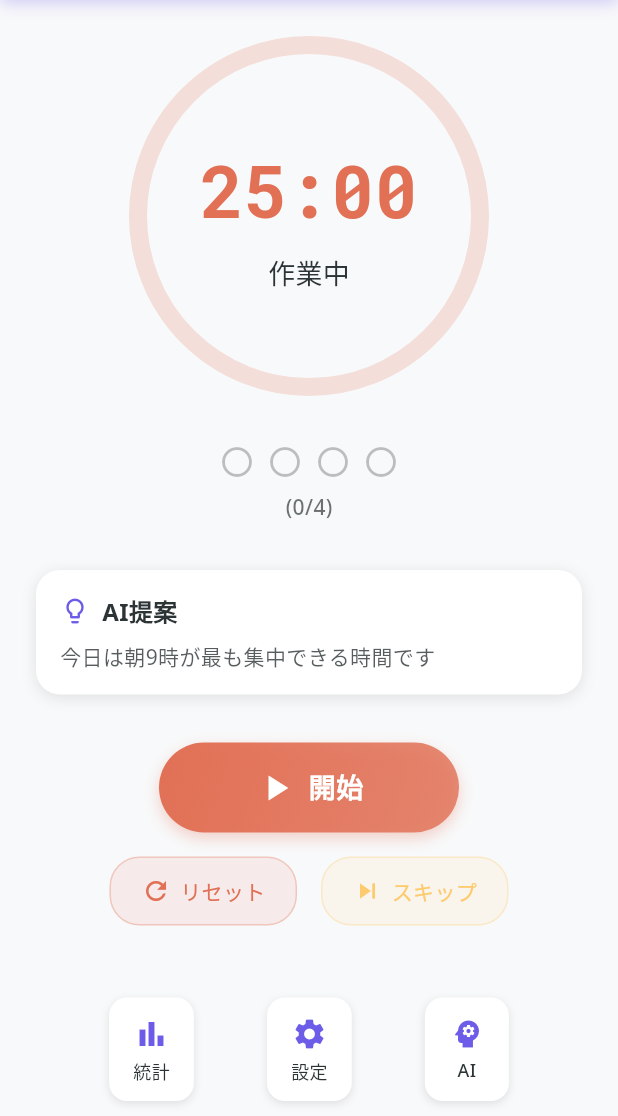
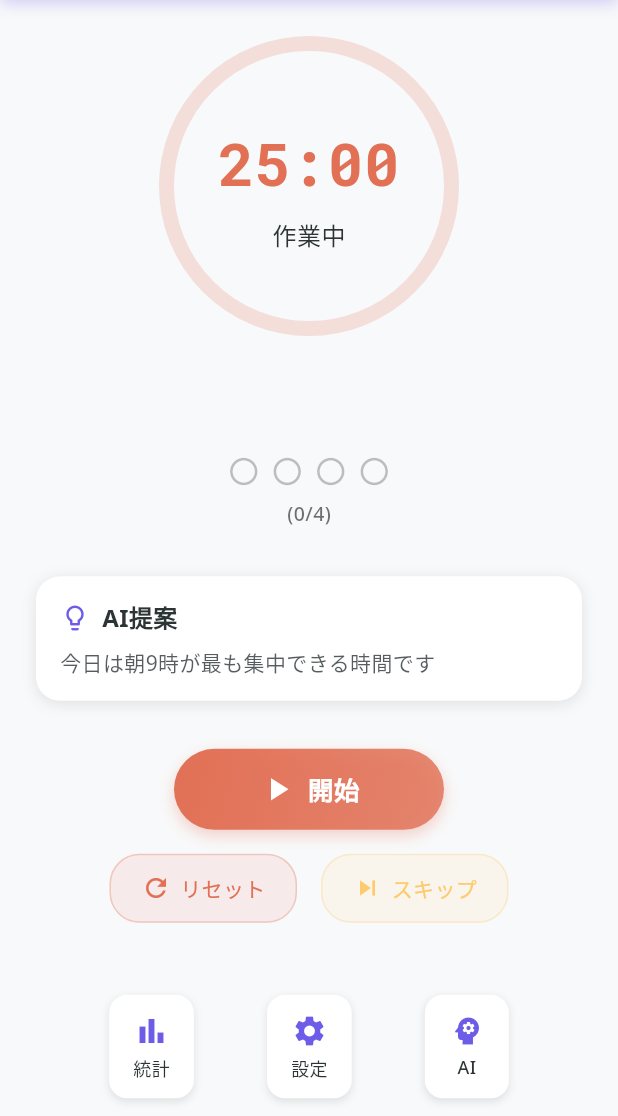
Before and after one commit to jin112343/focustimer, a Flutter app: the screen it shows after launch, on a phone screen of 412 x 824 dp, the part 120-1236 px from its top. Run offline on Flutter 3.47's test engine with Material 3 defaults, Android fonts, the phone set to English and light mode, and no system bars; drawn by our look-alikes of percent_indicator; our stand-ins replace audioplayers, google_fonts, google_generative_ai, shared_preferences, vibration.

Commit message:
no message

```diff
--- a/focus_timer_app/lib/presentation/screens/timer_screen.dart
+++ b/focus_timer_app/lib/presentation/screens/timer_screen.dart
@@ -19,7 +19,15 @@ class TimerScreen extends StatelessWidget {
     return Scaffold(
       backgroundColor: AppColors.backgroundColor,
       body: SafeArea(
-        child: Consumer2<TimerProvider, SettingsProvider>(
+        child: LayoutBuilder(
+          builder: (context, constraints) {
+            final screenWidth = constraints.maxWidth;
+            final screenHeight = constraints.maxHeight;
+            final isSmallScreen = screenWidth < 400;
+            final isMediumScreen = screenWidth >= 400 && screenWidth < 600;
+            final isLargeScreen = screenWidth >= 600;
+
+            return Consumer2<TimerProvider, SettingsProvider>(
               builder: (context, timerProvider, settingsProvider, child) {
                 final state = timerProvider.state;
                 final settings = settingsProvider.settings;
@@ -27,21 +35,38 @@ class TimerScreen extends StatelessWidget {
                 return Column(
                   children: [
                     // ヘッダー
-                _buildHeader(context, state),
+                    _buildHeader(context, state, isSmallScreen),
 
                     Expanded(
+                      child: SingleChildScrollView(
                         child: Padding(
-                    padding: const EdgeInsets.all(24.0),
+                          padding: EdgeInsets.all(isSmallScreen ? 16.0 : 24.0),
+                          child: ConstrainedBox(
+                            constraints: BoxConstraints(
+                              minHeight: screenHeight * 0.7,
+                            ),
                             child: Column(
                               mainAxisAlignment: MainAxisAlignment.center,
                               children: [
                                 // 円形タイマー
-                        CircularTimer(
+                                SizedBox(
+                                  width: isSmallScreen
+                                    ? screenWidth * 0.7
+                                    : isMediumScreen
+                                      ? screenWidth * 0.6
+                                      : screenWidth * 0.5,
+                                  height: isSmallScreen
+                                    ? screenWidth * 0.7
+                                    : isMediumScreen
+                                      ? screenWidth * 0.6
+                                      : screenWidth * 0.5,
+                                  child: CircularTimer(
                                     state: state,
                                     settings: settings,
                                   ),
+                                ),
 
-                        const SizedBox(height: 32),
+                                SizedBox(height: isSmallScreen ? 24 : 32),
 
                                 // ポモドーロカウンター
                                 if (settings.showPomodoroCounter)
@@ -50,13 +75,13 @@ class TimerScreen extends StatelessWidget {
                                     totalPomodoros: 4,
                                   ),
 
-                        const SizedBox(height: 32),
+                                SizedBox(height: isSmallScreen ? 24 : 32),
 
                                 // AI提案カード
                                 if (settings.aiEnabled && settings.aiSuggestionsEnabled)
-                          _buildAIInsightCard(context),
+                                  _buildAIInsightCard(context, isSmallScreen),
 
-                        const SizedBox(height: 32),
+                                SizedBox(height: isSmallScreen ? 24 : 32),
 
                                 // コントロールボタン
                                 ControlButtons(
@@ -68,15 +93,19 @@ class TimerScreen extends StatelessWidget {
                                   onSkip: timerProvider.skipSession,
                                 ),
 
-                        const SizedBox(height: 48),
+                                SizedBox(height: isSmallScreen ? 32 : 48),
 
                                 // ナビゲーション
-                        _buildNavigation(context),
+                                _buildNavigation(context, isSmallScreen),
                               ],
                             ),
                           ),
                         ),
+                      ),
+                    ),
                   ],
+                );
+              },
             );
           },
         ),
@@ -84,9 +113,9 @@ class TimerScreen extends StatelessWidget {
     );
   }
 
-  Widget _buildHeader(BuildContext context, PomodoroState state) {
+  Widget _buildHeader(BuildContext context, PomodoroState state, bool isSmallScreen) {
     return Container(
-      padding: const EdgeInsets.all(16.0),
+      padding: EdgeInsets.all(isSmallScreen ? 12.0 : 16.0),
       decoration: BoxDecoration(
         gradient: AppColors.primaryGradient,
         boxShadow: [
@@ -99,12 +128,12 @@ class TimerScreen extends StatelessWidget {
       ),
       child: Row(
         children: [
-          const Icon(
+          Icon(
             Icons.psychology,
             color: Colors.white,
-            size: 24,
+            size: isSmallScreen ? 20 : 24,
           ),
-          const SizedBox(width: 12),
+          SizedBox(width: isSmallScreen ? 8 : 12),
           Expanded(
             child: Column(
               crossAxisAlignment: CrossAxisAlignment.start,
@@ -112,7 +141,7 @@ class TimerScreen extends StatelessWidget {
                 Text(
                   '🧠 Focus Timer AI',
                   style: GoogleFonts.notoSans(
-                    fontSize: 18,
+                    fontSize: isSmallScreen ? 16 : 18,
                     fontWeight: FontWeight.bold,
                     color: Colors.white,
                   ),
@@ -120,7 +149,7 @@ class TimerScreen extends StatelessWidget {
                 Text(
                   'AI分析中 🔄',
                   style: GoogleFonts.notoSans(
-                    fontSize: 14,
+                    fontSize: isSmallScreen ? 12 : 14,
                     color: Colors.white.withValues(alpha: 0.8),
                   ),
                 ),
@@ -128,7 +157,10 @@ class TimerScreen extends StatelessWidget {
             ),
           ),
           Container(
-            padding: const EdgeInsets.symmetric(horizontal: 12, vertical: 6),
+            padding: EdgeInsets.symmetric(
+              horizontal: isSmallScreen ? 8 : 12,
+              vertical: isSmallScreen ? 4 : 6
+            ),
             decoration: BoxDecoration(
               color: Colors.white.withValues(alpha: 0.2),
               borderRadius: BorderRadius.circular(16),
@@ -136,7 +168,7 @@ class TimerScreen extends StatelessWidget {
             child: Text(
               state.statusText,
               style: GoogleFonts.notoSans(
-                fontSize: 12,
+                fontSize: isSmallScreen ? 10 : 12,
                 color: Colors.white,
                 fontWeight: FontWeight.w500,
               ),
@@ -147,10 +179,10 @@ class TimerScreen extends StatelessWidget {
     );
   }
 
-  Widget _buildAIInsightCard(BuildContext context) {
+  Widget _buildAIInsightCard(BuildContext context, bool isSmallScreen) {
     return Container(
       width: double.infinity,
-      padding: const EdgeInsets.all(16),
+      padding: EdgeInsets.all(isSmallScreen ? 12 : 16),
       decoration: BoxDecoration(
         color: AppColors.cardColor,
         borderRadius: BorderRadius.circular(16),
@@ -167,27 +199,27 @@ class TimerScreen extends StatelessWidget {
         children: [
           Row(
             children: [
-              const Icon(
+              Icon(
                 Icons.lightbulb_outline,
                 color: AppColors.aiPrimaryColor,
-                size: 20,
+                size: isSmallScreen ? 18 : 20,
               ),
-              const SizedBox(width: 8),
+              SizedBox(width: isSmallScreen ? 6 : 8),
               Text(
                 'AI提案',
                 style: GoogleFonts.notoSans(
-                  fontSize: 16,
+                  fontSize: isSmallScreen ? 14 : 16,
                   fontWeight: FontWeight.bold,
                   color: AppColors.textColor,
                 ),
               ),
             ],
           ),
-          const SizedBox(height: 8),
+          SizedBox(height: isSmallScreen ? 6 : 8),
           Text(
             '今日は朝9時が最も集中できる時間です',
             style: GoogleFonts.notoSans(
-              fontSize: 14,
+              fontSize: isSmallScreen ? 12 : 14,
               color: AppColors.textColor.withValues(alpha: 0.8),
             ),
           ),
@@ -196,7 +228,7 @@ class TimerScreen extends StatelessWidget {
     );
   }
 
-  Widget _buildNavigation(BuildContext context) {
+  Widget _buildNavigation(BuildContext context, bool isSmallScreen) {
     return Row(
       mainAxisAlignment: MainAxisAlignment.spaceEvenly,
       children: [
@@ -204,6 +236,7 @@ class TimerScreen extends StatelessWidget {
           context,
           icon: Icons.bar_chart,
           label: '統計',
+          isSmallScreen: isSmallScreen,
           onTap: () {
             // TODO: 統計画面に遷移
           },
@@ -212,6 +245,7 @@ class TimerScreen extends StatelessWidget {
           context,
           icon: Icons.settings,
           label: '設定',
+          isSmallScreen: isSmallScreen,
           onTap: () {
             Navigator.of(context).push(
               MaterialPageRoute(
@@ -224,6 +258,7 @@ class TimerScreen extends StatelessWidget {
           context,
           icon: Icons.psychology,
           label: 'AI',
+          isSmallScreen: isSmallScreen,
           onTap: () {
             Navigator.of(context).push(
               MaterialPageRoute(
@@ -240,12 +275,16 @@ class TimerScreen extends StatelessWidget {
     BuildContext context, {
     required IconData icon,
     required String label,
+    required bool isSmallScreen,
     required VoidCallback onTap,
   }) {
     return GestureDetector(
       onTap: onTap,
       child: Container(
-        padding: const EdgeInsets.symmetric(horizontal: 16, vertical: 12),
+        padding: EdgeInsets.symmetric(
+          horizontal: isSmallScreen ? 12 : 16,
+          vertical: isSmallScreen ? 8 : 12
+        ),
         decoration: BoxDecoration(
           color: AppColors.cardColor,
           borderRadius: BorderRadius.circular(12),
@@ -262,13 +301,13 @@ class TimerScreen extends StatelessWidget {
             Icon(
               icon,
               color: AppColors.primaryColor,
-              size: 24,
+              size: isSmallScreen ? 20 : 24,
             ),
-            const SizedBox(height: 4),
+            SizedBox(height: isSmallScreen ? 2 : 4),
             Text(
               label,
               style: GoogleFonts.notoSans(
-                fontSize: 12,
+                fontSize: isSmallScreen ? 10 : 12,
                 fontWeight: FontWeight.w500,
                 color: AppColors.textColor,
               ),
--- a/focus_timer_app/lib/presentation/widgets/timer/circular_timer.dart
+++ b/focus_timer_app/lib/presentation/widgets/timer/circular_timer.dart
@@ -17,11 +17,22 @@ class CircularTimer extends StatelessWidget {
 
   @override
   Widget build(BuildContext context) {
+    final screenWidth = MediaQuery.of(context).size.width;
+    final isSmallScreen = screenWidth < 400;
+    final isMediumScreen = screenWidth >= 400 && screenWidth < 600;
+
+    // 画面サイズに応じたサイズ調整
+    final radius = isSmallScreen ? 80.0 : isMediumScreen ? 100.0 : 120.0;
+    final lineWidth = isSmallScreen ? 8.0 : isMediumScreen ? 10.0 : 12.0;
+    final timeFontSize = isSmallScreen ? 32.0 : isMediumScreen ? 40.0 : 48.0;
+    final sessionTypeFontSize = isSmallScreen ? 14.0 : isMediumScreen ? 16.0 : 18.0;
+    final centerSpacing = isSmallScreen ? 4.0 : 8.0;
+
     return Column(
       children: [
         CircularPercentIndicator(
-          radius: 120.0,
-          lineWidth: 12.0,
+          radius: radius,
+          lineWidth: lineWidth,
           percent: state.progressPercentage,
           center: Column(
             mainAxisAlignment: MainAxisAlignment.center,
@@ -29,16 +40,16 @@ class CircularTimer extends StatelessWidget {
               Text(
                 state.formattedTime,
                 style: GoogleFonts.robotoMono(
-                  fontSize: 48,
+                  fontSize: timeFontSize,
                   fontWeight: FontWeight.bold,
                   color: state.sessionColor,
                 ),
               ),
-              const SizedBox(height: 8),
+              SizedBox(height: centerSpacing),
               Text(
                 state.sessionTypeText,
                 style: GoogleFonts.notoSans(
-                  fontSize: 18,
+                  fontSize: sessionTypeFontSize,
                   fontWeight: FontWeight.w500,
                   color: AppColors.textColor,
                 ),
--- a/focus_timer_app/lib/presentation/widgets/timer/control_buttons.dart
+++ b/focus_timer_app/lib/presentation/widgets/timer/control_buttons.dart
@@ -23,12 +23,16 @@ class ControlButtons extends StatelessWidget {
 
   @override
   Widget build(BuildContext context) {
+    final screenWidth = MediaQuery.of(context).size.width;
+    final isSmallScreen = screenWidth < 400;
+    final isMediumScreen = screenWidth >= 400 && screenWidth < 600;
+
     return Column(
       children: [
         // メインボタン（開始/一時停止/再開）
-        _buildMainButton(context),
+        _buildMainButton(context, isSmallScreen, isMediumScreen),
 
-        const SizedBox(height: 16),
+        SizedBox(height: isSmallScreen ? 12.0 : 16.0),
 
         // サブボタン（リセット/スキップ）
         Row(
@@ -40,14 +44,16 @@ class ControlButtons extends StatelessWidget {
               label: 'リセット',
               onTap: onReset,
               color: AppColors.errorColor,
+              isSmallScreen: isSmallScreen,
             ),
-            const SizedBox(width: 16),
+            SizedBox(width: isSmallScreen ? 12.0 : 16.0),
             _buildSubButton(
               context,
               icon: Icons.skip_next,
               label: 'スキップ',
               onTap: onSkip,
               color: AppColors.warningColor,
+              isSmallScreen: isSmallScreen,
             ),
           ],
         ),
@@ -55,7 +61,7 @@ class ControlButtons extends StatelessWidget {
     );
   }
 
-  Widget _buildMainButton(BuildContext context) {
+  Widget _buildMainButton(BuildContext context, bool isSmallScreen, bool isMediumScreen) {
     if (state.isInitial) {
       return _buildLargeButton(
         context,
@@ -63,6 +69,8 @@ class ControlButtons extends StatelessWidget {
         label: '開始',
         onTap: onStart,
         color: state.sessionColor,
+        isSmallScreen: isSmallScreen,
+        isMediumScreen: isMediumScreen,
       );
     } else if (state.isRunning) {
       return _buildLargeButton(
@@ -71,6 +79,8 @@ class ControlButtons extends StatelessWidget {
         label: '一時停止',
         onTap: onPause,
         color: state.sessionColor,
+        isSmallScreen: isSmallScreen,
+        isMediumScreen: isMediumScreen,
       );
     } else if (state.isPaused) {
       return _buildLargeButton(
@@ -79,6 +89,8 @@ class ControlButtons extends StatelessWidget {
         label: '再開',
         onTap: onResume,
         color: state.sessionColor,
+        isSmallScreen: isSmallScreen,
+        isMediumScreen: isMediumScreen,
       );
     } else {
       return _buildLargeButton(
@@ -87,6 +99,8 @@ class ControlButtons extends StatelessWidget {
         label: '開始',
         onTap: onStart,
         color: state.sessionColor,
+        isSmallScreen: isSmallScreen,
+        isMediumScreen: isMediumScreen,
       );
     }
   }
@@ -97,19 +111,27 @@ class ControlButtons extends StatelessWidget {
     required String label,
     required VoidCallback onTap,
     required Color color,
+    required bool isSmallScreen,
+    required bool isMediumScreen,
   }) {
+    final buttonWidth = isSmallScreen ? 160.0 : isMediumScreen ? 180.0 : 200.0;
+    final buttonHeight = isSmallScreen ? 48.0 : isMediumScreen ? 54.0 : 60.0;
+    final iconSize = isSmallScreen ? 22.0 : isMediumScreen ? 25.0 : 28.0;
+    final fontSize = isSmallScreen ? 16.0 : isMediumScreen ? 17.0 : 18.0;
+    final borderRadius = isSmallScreen ? 24.0 : isMediumScreen ? 27.0 : 30.0;
+
     return GestureDetector(
       onTap: onTap,
       child: Container(
-        width: 200,
-        height: 60,
+        width: buttonWidth,
+        height: buttonHeight,
         decoration: BoxDecoration(
           gradient: LinearGradient(
             colors: [color, color.withValues(alpha: 0.8)],
             begin: Alignment.topLeft,
             end: Alignment.bottomRight,
           ),
-          borderRadius: BorderRadius.circular(30),
+          borderRadius: BorderRadius.circular(borderRadius),
           boxShadow: [
             BoxShadow(
               color: color.withValues(alpha: 0.3),
@@ -124,13 +146,13 @@ class ControlButtons extends StatelessWidget {
             Icon(
               icon,
               color: Colors.white,
-              size: 28,
+              size: iconSize,
             ),
-            const SizedBox(width: 8),
+            SizedBox(width: isSmallScreen ? 6.0 : 8.0),
             Text(
               label,
               style: GoogleFonts.notoSans(
-                fontSize: 18,
+                fontSize: fontSize,
                 fontWeight: FontWeight.bold,
                 color: Colors.white,
               ),
@@ -147,14 +169,22 @@ class ControlButtons extends StatelessWidget {
     required String label,
     required VoidCallback onTap,
     required Color color,
+    required bool isSmallScreen,
   }) {
+    final padding = isSmallScreen
+      ? const EdgeInsets.symmetric(horizontal: 16, vertical: 10)
+      : const EdgeInsets.symmetric(horizontal: 20, vertical: 12);
+    final iconSize = isSmallScreen ? 18.0 : 20.0;
+    final fontSize = isSmallScreen ? 12.0 : 14.0;
+    final spacing = isSmallScreen ? 4.0 : 6.0;
+
     return GestureDetector(
       onTap: onTap,
       child: Container(
-        padding: const EdgeInsets.symmetric(horizontal: 20, vertical: 12),
+        padding: padding,
         decoration: BoxDecoration(
           color: color.withValues(alpha: 0.1),
-          borderRadius: BorderRadius.circular(20),
+          borderRadius: BorderRadius.circular(isSmallScreen ? 16.0 : 20.0),
           border: Border.all(
             color: color.withValues(alpha: 0.3),
             width: 1,
@@ -166,13 +196,13 @@ class ControlButtons extends StatelessWidget {
             Icon(
               icon,
               color: color,
-              size: 20,
+              size: iconSize,
             ),
-            const SizedBox(width: 6),
+            SizedBox(width: spacing),
             Text(
               label,
               style: GoogleFonts.notoSans(
-                fontSize: 14,
+                fontSize: fontSize,
                 fontWeight: FontWeight.w500,
                 color: color,
               ),
--- a/focus_timer_app/lib/presentation/widgets/timer/pomodoro_counter.dart
+++ b/focus_timer_app/lib/presentation/widgets/timer/pomodoro_counter.dart
@@ -14,6 +14,15 @@ class PomodoroCounter extends StatelessWidget {
 
   @override
   Widget build(BuildContext context) {
+    final screenWidth = MediaQuery.of(context).size.width;
+    final isSmallScreen = screenWidth < 400;
+    final isMediumScreen = screenWidth >= 400 && screenWidth < 600;
+
+    final iconSize = isSmallScreen ? 20.0 : isMediumScreen ? 22.0 : 24.0;
+    final fontSize = isSmallScreen ? 12.0 : isMediumScreen ? 13.0 : 14.0;
+    final margin = isSmallScreen ? 3.0 : isMediumScreen ? 3.5 : 4.0;
+    final spacing = isSmallScreen ? 6.0 : 8.0;
+
     return Column(
       children: [
         // ポモドーロアイコン
@@ -22,23 +31,23 @@ class PomodoroCounter extends StatelessWidget {
           children: List.generate(totalPomodoros, (index) {
             final isCompleted = index < completedPomodoros;
             return Container(
-              margin: const EdgeInsets.symmetric(horizontal: 4),
+              margin: EdgeInsets.symmetric(horizontal: margin),
               child: Icon(
                 isCompleted ? Icons.circle : Icons.circle_outlined,
                 color: isCompleted ? AppColors.workColor : AppColors.textColor.withValues(alpha: 0.3),
-                size: 24,
+                size: iconSize,
               ),
             );
           }),
         ),
 
-        const SizedBox(height: 8),
+        SizedBox(height: spacing),
 
         // カウンター表示
         Text(
           '($completedPomodoros/$totalPomodoros)',
           style: GoogleFonts.notoSans(
-            fontSize: 14,
+            fontSize: fontSize,
             fontWeight: FontWeight.w500,
             color: AppColors.textColor.withValues(alpha: 0.7),
           ),
--- a/focus_timer_app/lib/services/ai_service.dart
+++ b/focus_timer_app/lib/services/ai_service.dart
@@ -19,7 +19,9 @@ class AIService {
     try {
       final apiKey = APIKeys.geminiApiKey;
       if (apiKey.isEmpty) {
-        throw Exception('Gemini API key not found');
+        // APIキーが設定されていない場合は初期化をスキップ
+        print('Gemini API key not found, AI features will be disabled');
+        return;
       }
 
       _model = GenerativeModel(
@@ -29,14 +31,17 @@ class AIService {
       _isInitialized = true;
     } catch (e) {
       print('AIService initialization failed: $e');
-      rethrow;
+      // エラーが発生してもアプリを停止させない
     }
   }
 
   Future<AIAnalysis?> analyzeFocusPatterns(List<FocusPattern> patterns) async {
     try {
       await initialize();
-      if (_model == null) return null;
+      if (_model == null) {
+        print('AI model not initialized, returning null');
+        return null;
+      }
 
       final prompt = _buildAnalysisPrompt(patterns);
       final response = await _model!.generateContent([Content.text(prompt)]);
@@ -56,7 +61,10 @@ class AIService {
   ) async {
     try {
       await initialize();
-      if (_model == null) return [];
+      if (_model == null) {
+        print('AI model not initialized, returning empty list');
+        return [];
+      }
 
       final prompt = _buildInsightsPrompt(patterns, userData);
       final response = await _model!.generateContent([Content.text(prompt)]);
@@ -73,7 +81,10 @@ class AIService {
   Future<OptimalTiming?> predictOptimalTiming(List<FocusPattern> patterns) async {
     try {
       await initialize();
-      if (_model == null) return null;
+      if (_model == null) {
+        print('AI model not initialized, returning null');
+        return null;
+      }
 
       final prompt = _buildTimingPrompt(patterns);
       final response = await _model!.generateContent([Content.text(prompt)]);
@@ -93,17 +104,20 @@ class AIService {
   ) async {
     try {
       await initialize();
-      if (_model == null) return 0.0;
+      if (_model == null) {
+        print('AI model not initialized, returning default score');
+        return 75.0; // デフォルトスコア
+      }
 
       final prompt = _buildScorePrompt(patterns, userData);
       final response = await _model!.generateContent([Content.text(prompt)]);
 
-      if (response.text == null) return 0.0;
+      if (response.text == null) return 75.0;
 
       return _parseScoreResponse(response.text!);
     } catch (e) {
       print('AI score calculation failed: $e');
-      return 0.0;
+      return 75.0; // デフォルトスコア
     }
   }
 
@@ -209,10 +223,10 @@ ${AIPrompts.productivityScoreCalculation}
   double _parseScoreResponse(String response) {
     try {
       final score = double.tryParse(response.replaceAll(RegExp(r'[^0-9.]'), ''));
-      return score ?? 0.0;
+      return score ?? 75.0;
     } catch (e) {
       print('Failed to parse score response: $e');
-      return 0.0;
+      return 75.0;
     }
   }
 }
--- a/focus_timer_app/pubspec.yaml
+++ b/focus_timer_app/pubspec.yaml
@@ -98,7 +98,6 @@ flutter:
     - assets/animations/
     - assets/sounds/
     - assets/images/
-    - .env
 
   # An image asset can refer to one or more resolution-specific "variants", see
   # https://flutter.dev/to/resolution-aware-images
```
Lines whose indentation alone changed are shown as unchanged.
